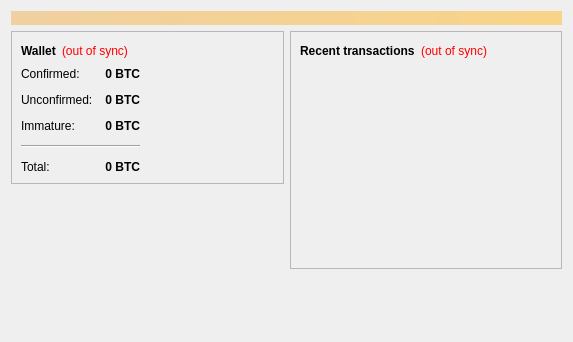
This is src/qt/forms/overviewpage.ui in raffermeko/bitcoin as Qt 5 draws it before an edit. The edited form follows.
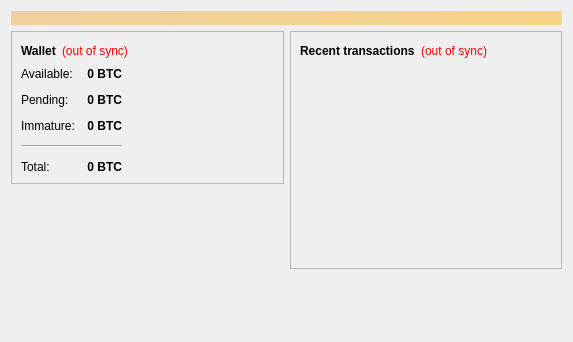
This is the edited form.

Commit message:
qt: Rename 'Confirmed' balance to 'Spendable' on overview page
The word 'Spendable' more precisely says what the balance actually means.

Avoids the confirmed/unconfirmed confusion that can be caused by #3676.

```diff
--- a/src/qt/forms/overviewpage.ui
+++ b/src/qt/forms/overviewpage.ui
@@ -105,7 +105,7 @@
             <item row="0" column="0">
              <widget class="QLabel" name="label">
               <property name="text">
-               <string>Confirmed:</string>
+               <string>Available:</string>
               </property>
              </widget>
             </item>
@@ -137,7 +137,7 @@
             <item row="1" column="0">
              <widget class="QLabel" name="label_3">
               <property name="text">
-               <string>Unconfirmed:</string>
+               <string>Pending:</string>
               </property>
              </widget>
             </item>
```
